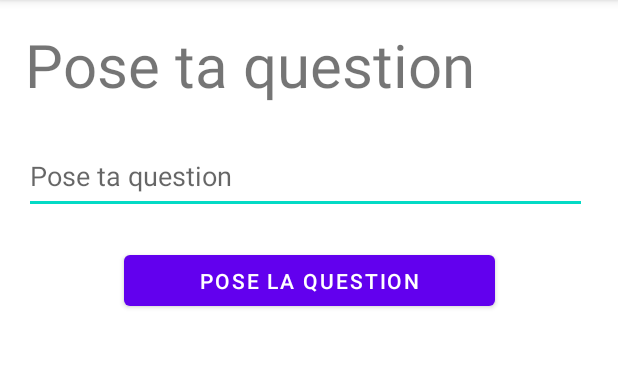
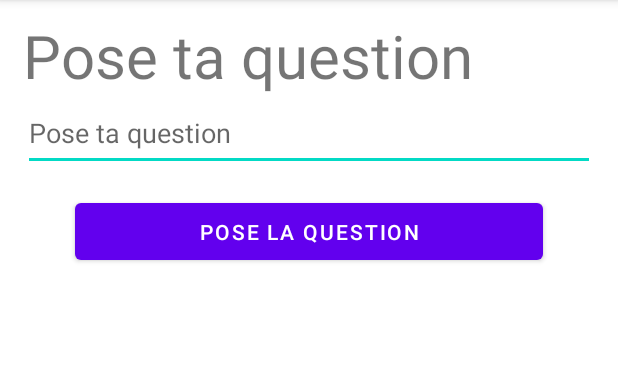
Before and after one commit to Felix-Gagne/A21-4203N5-VotoDroid-Gagne, an Android app: the AjouterActivity screen opened directly, with no data from a screen before it, on a phone screen of 412 x 824 dp, the part 84-452 px from its top. Run offline under Robolectric (Android 15) with nearby library versions, the phone set to English and light mode, and no system bars.

Commit message:
Création de la page vote et finalisation du projet
J'ai fini de faire la page de vote et j'ai changer quelque layout pour que ceux-ci marche meme si le téléphone se retrouve a l'horizontale.

```diff
--- a/app/src/main/res/layout/activity_ajouter.xml
+++ b/app/src/main/res/layout/activity_ajouter.xml
@@ -1,46 +1,36 @@
 <?xml version="1.0" encoding="utf-8"?>
-<androidx.constraintlayout.widget.ConstraintLayout xmlns:android="http://schemas.android.com/apk/res/android"
-    xmlns:app="http://schemas.android.com/apk/res-auto"
+<LinearLayout xmlns:app="http://schemas.android.com/apk/res-auto"
     xmlns:tools="http://schemas.android.com/tools"
+    xmlns:android="http://schemas.android.com/apk/res/android"
     android:layout_width="match_parent"
     android:layout_height="match_parent"
+    android:orientation="vertical"
     tools:context=".AjouterActivity">
+
+    <TextView
+        android:layout_width="match_parent"
+        android:layout_height="wrap_content"
+        android:text="Pose ta question"
+        android:textSize="40dp"
+        android:layout_marginTop="10dp"
+        android:layout_marginLeft="15dp"/>
+
+    <EditText
+        android:id="@+id/question"
+        android:layout_width="match_parent"
+        android:layout_height="50dp"
+        android:hint="Pose ta question"
+        android:layout_marginLeft="15dp"
+        android:layout_marginRight="15dp"/>
 
     <Button
         android:id="@+id/poseLaQuestion"
-        android:layout_width="247dp"
-        android:layout_height="46dp"
+        android:layout_width="match_parent"
+        android:layout_height="50dp"
         android:text="Pose la question"
-        app:layout_constraintBottom_toBottomOf="parent"
-        app:layout_constraintLeft_toLeftOf="parent"
-        app:layout_constraintRight_toRightOf="parent"
-        app:layout_constraintTop_toTopOf="parent"
-        app:layout_constraintVertical_bias="0.227" />
+        android:layout_marginTop="15dp"
+        android:layout_marginLeft="50dp"
+        android:layout_marginRight="50dp"/>
 
 
-    <TextView
-        android:layout_width="386dp"
-        android:layout_height="60dp"
-        android:text="Pose ta question"
-        android:textSize="40dp"
-        app:layout_constraintBottom_toBottomOf="parent"
-        app:layout_constraintHorizontal_bias="0.64"
-        app:layout_constraintLeft_toLeftOf="parent"
-        app:layout_constraintRight_toRightOf="parent"
-        app:layout_constraintTop_toTopOf="parent"
-        app:layout_constraintVertical_bias="0.023" />
-
-    <EditText
-        android:id="@+id/question"
-        android:layout_width="375dp"
-        android:layout_height="50dp"
-        android:hint="Pose ta question"
-        android:inputType="text"
-        app:layout_constraintBottom_toBottomOf="parent"
-        app:layout_constraintHorizontal_bias="0.444"
-        app:layout_constraintLeft_toLeftOf="parent"
-        app:layout_constraintRight_toRightOf="parent"
-        app:layout_constraintTop_toTopOf="parent"
-        app:layout_constraintVertical_bias="0.129" />
-
-</androidx.constraintlayout.widget.ConstraintLayout>
+</LinearLayout>
```
Also changed, not shown: app/src/main/res/layout/activity_vote.xml (+36 -12 lines), app/src/main/res/layout/question_item.xml (+4 -4 lines).
